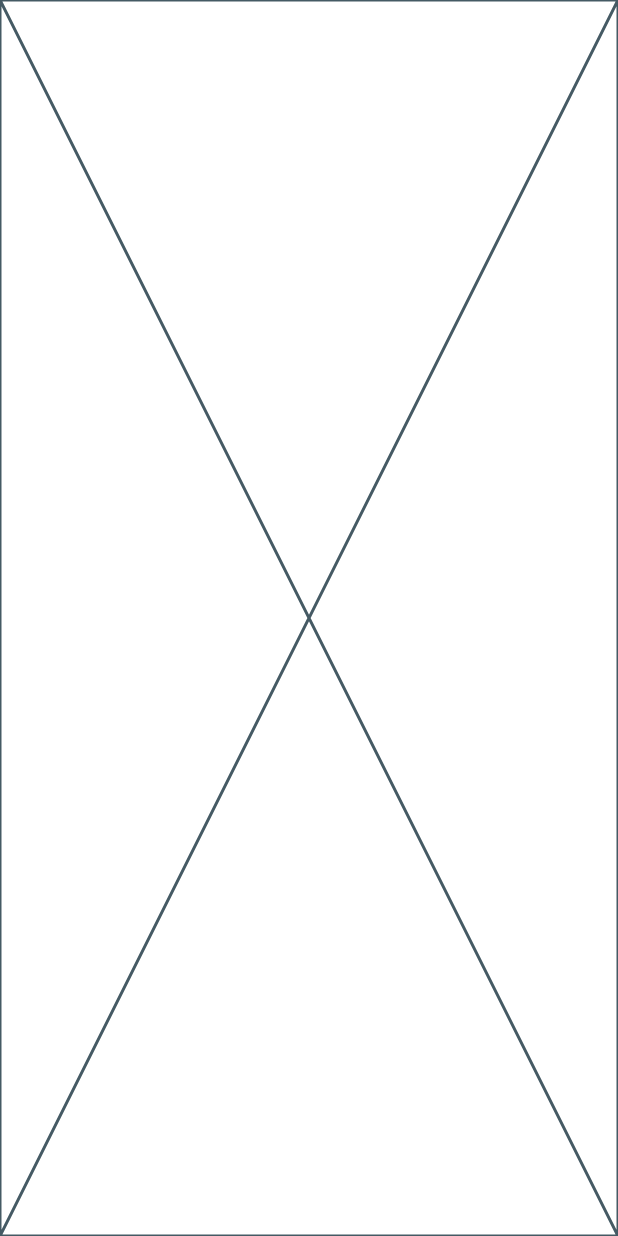
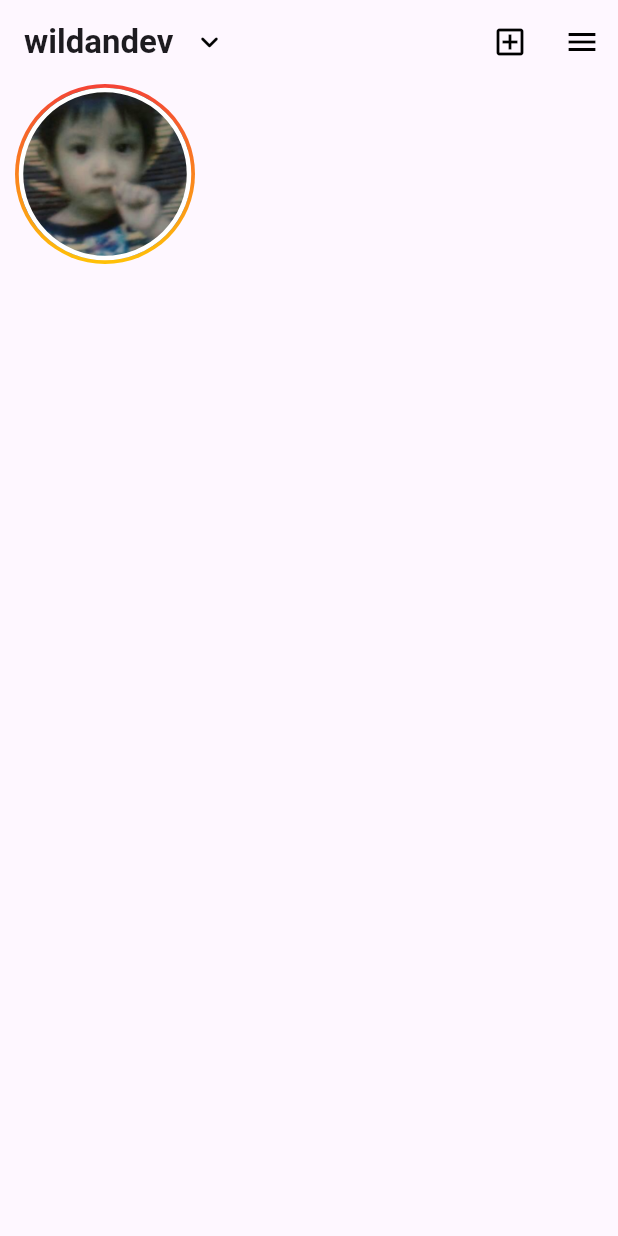
Before and after one commit to wildanarkan/flutter-learning, a Flutter app: the screen it shows after launch, on a phone screen of 412 x 824 dp. Run offline on Flutter 3.47's test engine with Material 3 defaults, Android fonts, the phone set to English and light mode, and no system bars.

Commit message:
Menambah Profile Picture

```diff
--- a/lib/instagram/pages/profile.dart
+++ b/lib/instagram/pages/profile.dart
@@ -1,10 +1,48 @@
 import 'package:flutter/material.dart';
+import 'package:latihan_flutter/instagram/widgets/info_item.dart';
+import 'package:latihan_flutter/instagram/widgets/profile_picture.dart';
 
 class ProfilePage extends StatelessWidget {
   const ProfilePage({super.key});
 
   @override
   Widget build(BuildContext context) {
-    return const Placeholder();
+    return Scaffold(
+      appBar: AppBar(
+        title: Row(
+          children: [
+            Text(
+              "wildandev",
+              style: TextStyle(fontWeight: FontWeight.bold),
+            ),
+            IconButton(
+                onPressed: () {},
+                color: Colors.black,
+                icon: Icon(Icons.keyboard_arrow_down_rounded)),
+          ],
+        ),
+        actions: [
+          IconButton(
+              onPressed: () {},
+              color: Colors.black,
+              icon: Icon(Icons.add_box_outlined)),
+          IconButton(
+              color: Colors.black, onPressed: () {}, icon: Icon(Icons.menu)),
+        ],
+      ),
+      body: ListView(
+        children: [
+          Padding(
+            padding: EdgeInsets.symmetric(horizontal: 10),
+            child: Row(
+              children: [
+                ProfilePicture(),
+
+              ],
+            ),
+          )
+        ],
+      ),
+    );
   }
 }
--- /dev/null
+++ b/lib/instagram/widgets/profile_picture.dart
@@ -0,0 +1,32 @@
+import 'package:flutter/material.dart';
+
+class ProfilePicture extends StatelessWidget {
+  const ProfilePicture({
+    super.key,
+  });
+
+  @override
+  Widget build(BuildContext context) {
+    return Stack(alignment: Alignment.center, children: [
+      Container(
+        height: 120,
+        width: 120,
+        decoration: BoxDecoration(
+            gradient: LinearGradient(
+                begin: Alignment.topCenter,
+                end: Alignment.bottomCenter,
+                colors: [Colors.red, Colors.amber]),
+            borderRadius: BorderRadius.circular(80)),
+      ),
+      Container(
+        height: 115,
+        width: 115,
+        decoration: BoxDecoration(
+            image: DecorationImage(image: AssetImage("assets/image/wildankecil.png")),
+            color: Colors.grey,
+            borderRadius: BorderRadius.circular(80),
+            border: Border.all(color: Colors.white, width: 3)),
+      ),
+    ]);
+  }
+}
```
